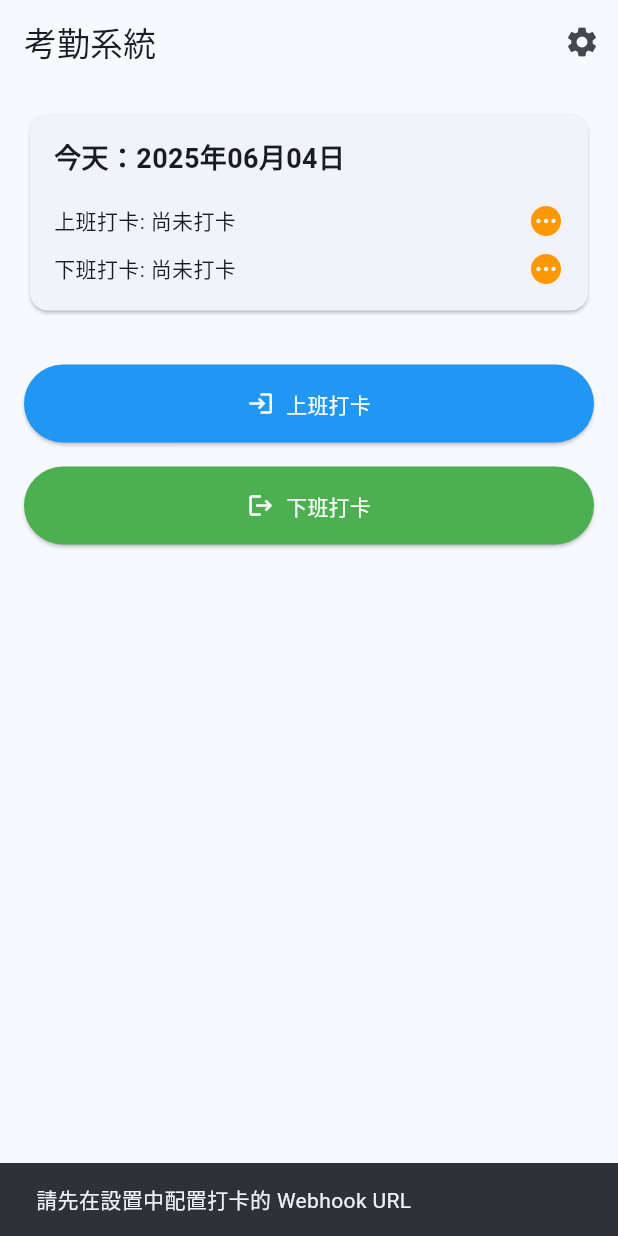
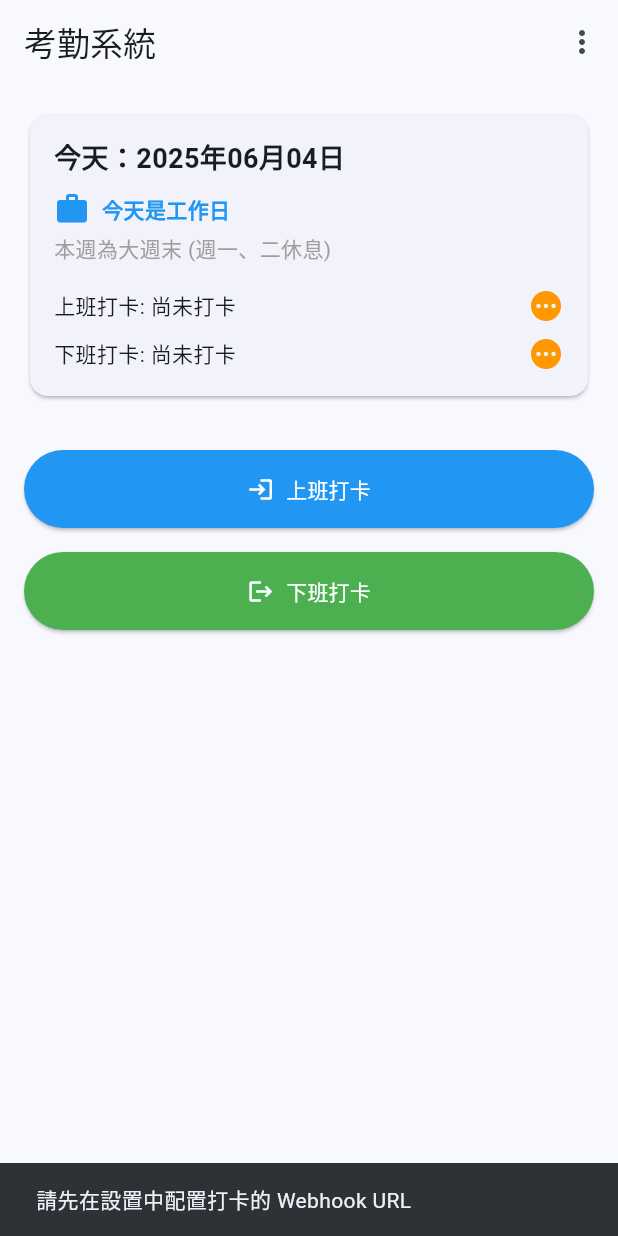
Before and after one commit to asadman1523/attendance_hub, a Flutter app: the screen it shows after launch, after a tap on "上班打卡", on a phone screen of 412 x 824 dp. Run offline on Flutter 3.47's test engine with Material 3 defaults, Android fonts, the light colour scheme and no system bars; our stand-ins replace flutter_local_notifications, shared_preferences, timezone.

Commit message:
feat: add notification system and weekend tracking
Add notification service with scheduling capabilities, weekend tracking functionality to differentiate between workdays and weekends, and a notification settings page. Update UI to display weekend status and add menu options for both webhook and notification settings.

```diff
--- a/lib/main.dart
+++ b/lib/main.dart
@@ -4,8 +4,16 @@ import 'package:flutter/material.dart';
 import 'package:http/http.dart' as http;
 import 'package:intl/intl.dart';
 import 'package:shared_preferences/shared_preferences.dart';
+import 'pages/notification_settings_page.dart';
+import 'services/notification_service.dart';
+import 'models/weekend_tracker.dart';
 
-void main() {
+void main() async {
+  WidgetsFlutterBinding.ensureInitialized();
+
+  // Initialize notification service
+  await NotificationService().init();
+
   runApp(const AttendanceApp());
 }
 
@@ -38,16 +46,41 @@ class _HomePageState extends State<HomePage> {
   String? _clockInTime;
   String? _clockOutTime;
   late Future<void> _initFuture;
+  final NotificationService _notificationService = NotificationService();
+  bool _isWorkday = true;
+  bool _isBigWeekend = false;
 
   @override
   void initState() {
     super.initState();
     _initFuture = _initAttendanceStatus();
+
+    // Schedule notifications when the app starts
+    _scheduleNotifications();
+  }
+
+  Future<void> _scheduleNotifications() async {
+    await _notificationService.scheduleNotifications();
+    _checkWorkdayStatus();
+  }
+
+  Future<void> _checkWorkdayStatus() async {
+    final isWorkday = await WeekendTracker.isWorkday();
+    final isBigWeekend = await WeekendTracker.isBigWeekendWeek();
+
+    if (mounted) {
+      setState(() {
+        _isWorkday = isWorkday;
+        _isBigWeekend = isBigWeekend;
+      });
+    }
   }
 
   Future<void> _initAttendanceStatus() async {
     final prefs = await SharedPreferences.getInstance();
     final today = DateFormat('yyyy-MM-dd').format(DateTime.now());
+
+    await _checkWorkdayStatus();
 
     setState(() {
       _clockedInToday = prefs.getBool('clockedIn_$today') ?? false;
@@ -196,12 +229,36 @@ class _HomePageState extends State<HomePage> {
       appBar: AppBar(
         title: const Text('考勤系統'),
         actions: [
-          IconButton(
-            icon: const Icon(Icons.settings),
-            onPressed: () => Navigator.push(
-              context,
-              MaterialPageRoute(builder: (context) => const SettingsPage()),
-            ).then((_) => _initAttendanceStatus()),
+          PopupMenuButton<String>(
+            onSelected: (value) {
+              if (value == 'settings') {
+                Navigator.push(
+                  context,
+                  MaterialPageRoute(builder: (context) => const SettingsPage()),
+                ).then((_) => _initAttendanceStatus());
+              } else if (value == 'notifications') {
+                Navigator.push(
+                  context,
+                  MaterialPageRoute(builder: (context) => const NotificationSettingsPage()),
+                ).then((_) => _scheduleNotifications());
+              }
+            },
+            itemBuilder: (BuildContext context) => <PopupMenuEntry<String>>[
+              const PopupMenuItem<String>(
+                value: 'settings',
+                child: ListTile(
+                  leading: Icon(Icons.settings),
+                  title: Text('Webhook 設置'),
+                ),
+              ),
+              const PopupMenuItem<String>(
+                value: 'notifications',
+                child: ListTile(
+                  leading: Icon(Icons.notifications),
+                  title: Text('提醒設置'),
+                ),
+              ),
+            ],
           ),
         ],
       ),
@@ -227,6 +284,28 @@ class _HomePageState extends State<HomePage> {
                           '今天：${DateFormat('yyyy年MM月dd日').format(DateTime.now())}',
                           style: const TextStyle(
                               fontSize: 18, fontWeight: FontWeight.bold),
+                        ),
+                        const SizedBox(height: 8),
+                        Row(
+                          children: [
+                            Icon(
+                              _isWorkday ? Icons.work : Icons.weekend,
+                              color: _isWorkday ? Colors.blue : Colors.orange,
+                            ),
+                            const SizedBox(width: 8),
+                            Text(
+                              _isWorkday ? '今天是工作日' : '今天是休息日',
+                              style: TextStyle(
+                                color: _isWorkday ? Colors.blue : Colors.orange,
+                                fontWeight: FontWeight.bold,
+                              ),
+                            ),
+                          ],
+                        ),
+                        const SizedBox(height: 4),
+                        Text(
+                          '本週為${_isBigWeekend ? '大' : '小'}週末 (${_isBigWeekend ? '週一、二休息' : '僅週一休息'})',
+                          style: const TextStyle(color: Colors.grey),
                         ),
                         const SizedBox(height: 16),
                         Row(
@@ -258,7 +337,7 @@ class _HomePageState extends State<HomePage> {
                 ),
                 const SizedBox(height: 32),
                 ElevatedButton.icon(
-                  onPressed: _clockedInToday ? null : _clockIn,
+                  onPressed: !_isWorkday || _clockedInToday ? null : _clockIn,
                   icon: const Icon(Icons.login),
                   label: const Text('上班打卡'),
                   style: ElevatedButton.styleFrom(
@@ -270,7 +349,7 @@ class _HomePageState extends State<HomePage> {
                 ),
                 const SizedBox(height: 16),
                 ElevatedButton.icon(
-                  onPressed: _clockedOutToday ? null : _clockOut,
+                  onPressed: !_isWorkday || _clockedOutToday ? null : _clockOut,
                   icon: const Icon(Icons.logout),
                   label: const Text('下班打卡'),
                   style: ElevatedButton.styleFrom(
--- /dev/null
+++ b/lib/models/weekend_tracker.dart
@@ -0,0 +1,66 @@
+import 'package:shared_preferences/shared_preferences.dart';
+import 'package:flutter/material.dart';
+
+class WeekendTracker {
+  static const String lastBigWeekendKey = 'lastBigWeekend';
+
+  // Check if today is a workday
+  static Future<bool> isWorkday() async {
+    final now = DateTime.now();
+    final currentWeekday = now.weekday; // Monday is 1, Sunday is 7
+
+    // Monday is always a day off
+    if (currentWeekday == DateTime.monday) {
+      return false;
+    }
+
+    // If it's Tuesday, check if it's a big weekend week
+    if (currentWeekday == DateTime.tuesday) {
+      final isBigWeekend = await isBigWeekendWeek();
+      return !isBigWeekend; // If big weekend, Tuesday is off
+    }
+
+    // All other days are workdays
+    return true;
+  }
+
+  // Check if this is currently a big weekend week
+  static Future<bool> isBigWeekendWeek() async {
+    final prefs = await SharedPreferences.getInstance();
+    final now = DateTime.now();
+
+    // Get the timestamp of the last big weekend (where both Mon+Tue were off)
+    final lastBigWeekendTimestamp = prefs.getInt(lastBigWeekendKey) ?? 0;
+
+    if (lastBigWeekendTimestamp == 0) {
+      // If no record exists, assume it's a big weekend week (first time setup)
+      return true;
+    }
+
+    final lastBigWeekend = DateTime.fromMillisecondsSinceEpoch(lastBigWeekendTimestamp);
+
+    // Calculate the number of weeks since the last big weekend
+    final daysSinceLastBigWeekend = now.difference(lastBigWeekend).inDays;
+    final weeksSinceLastBigWeekend = (daysSinceLastBigWeekend / 7).floor();
+
+    // If odd number of weeks, it's a small weekend; if even, it's a big weekend
+    final isBigWeekend = weeksSinceLastBigWeekend % 2 == 0;
+
+    return isBigWeekend;
+  }
+
+  // Mark today as a big weekend (for keeping track of the cycle)
+  static Future<void> markBigWeekend() async {
+    final prefs = await SharedPreferences.getInstance();
+    final now = DateTime.now();
+    await prefs.setInt(lastBigWeekendKey, now.millisecondsSinceEpoch);
+    debugPrint('Marked today (${now.toIso8601String()}) as the latest big weekend');
+  }
+
+  // Reset the big weekend tracking (for testing or manual adjustments)
+  static Future<void> resetWeekendTracking() async {
+    final prefs = await SharedPreferences.getInstance();
+    await prefs.remove(lastBigWeekendKey);
+    debugPrint('Reset weekend tracking');
+  }
+}
--- /dev/null
+++ b/lib/services/notification_service.dart
@@ -0,0 +1,338 @@
+import 'dart:io';
+import 'dart:convert';
+import 'package:flutter/material.dart';
+import 'package:flutter_local_notifications/flutter_local_notifications.dart';
+import 'package:shared_preferences/shared_preferences.dart';
+import 'package:timezone/timezone.dart' as tz;
+import 'package:timezone/data/latest.dart' as tz_data;
+import 'package:intl/intl.dart';
+import 'package:http/http.dart' as http;
+import '../models/weekend_tracker.dart';
+
+class NotificationService {
+  static final NotificationService _instance = NotificationService._internal();
+  factory NotificationService() => _instance;
+  NotificationService._internal();
+
+  final FlutterLocalNotificationsPlugin flutterLocalNotificationsPlugin =
+      FlutterLocalNotificationsPlugin();
+
+  // Notification IDs
+  static const int clockInNotificationId = 1;
+  static const int clockOutNotificationId = 2;
+
+  // Preference keys
+  static const String clockInHourKey = 'clockInHour';
+  static const String clockInMinuteKey = 'clockInMinute';
+  static const String clockOutHourKey = 'clockOutHour';
+  static const String clockOutMinuteKey = 'clockOutMinute';
+
+  // Default notification times
+  static const int defaultClockInHour = 9;
+  static const int defaultClockInMinute = 20;
+  static const int defaultClockOutHour = 18;
+  static const int defaultClockOutMinute = 30;
+
+  // Action IDs
+  static const String clockInActionId = 'clock_in';
+  static const String clockOutActionId = 'clock_out';
+
+  Future<void> init() async {
+    tz_data.initializeTimeZones();
+
+    const AndroidInitializationSettings androidSettings =
+        AndroidInitializationSettings('@mipmap/ic_launcher');
+
+    final DarwinInitializationSettings iosSettings = DarwinInitializationSettings(
+      requestAlertPermission: true,
+      requestBadgePermission: true,
+      requestSoundPermission: true,
+      onDidReceiveLocalNotification: (int id, String? title, String? body, String? payload) async {},
+    );
+
+    final InitializationSettings initSettings = InitializationSettings(
+      android: androidSettings,
+      iOS: iosSettings,
+    );
+
+    await flutterLocalNotificationsPlugin.initialize(
+      initSettings,
+      onDidReceiveNotificationResponse: _onNotificationTap,
+    );
+
+    // Request permission on iOS
+    if (Platform.isIOS) {
+      await flutterLocalNotificationsPlugin
+          .resolvePlatformSpecificImplementation<
+              IOSFlutterLocalNotificationsPlugin>()
+          ?.requestPermissions(
+            alert: true,
+            badge: true,
+            sound: true,
+          );
+    }
+
+    // Request permission on Android
+    if (Platform.isAndroid) {
+      await flutterLocalNotificationsPlugin
+          .resolvePlatformSpecificImplementation<
+              AndroidFlutterLocalNotificationsPlugin>()
+          ?.requestNotificationsPermission();
+    }
+  }
+
+  Future<void> _onNotificationTap(NotificationResponse notificationResponse) async {
+    final String? payload = notificationResponse.payload;
+
+    if (payload == clockInActionId) {
+      // Handle clock in action
+      debugPrint('User tapped clock in notification');
+      await _triggerWebhook('clockIn');
+    } else if (payload == clockOutActionId) {
+      // Handle clock out action
+      debugPrint('User tapped clock out notification');
+      await _triggerWebhook('clockOut');
+    }
+  }
+
+  Future<void> _triggerWebhook(String action) async {
+    final prefs = await SharedPreferences.getInstance();
+    final today = DateFormat('yyyy-MM-dd').format(DateTime.now());
+    final webhookUrl = prefs.getString('webhookUrl');
+
+    if (webhookUrl == null || webhookUrl.isEmpty) {
+      debugPrint('Webhook URL not configured');
+      return;
+    }
+
+    // Check if already clocked in/out today
+    if (action == 'clockIn' && (prefs.getBool('clockedIn_$today') ?? false)) {
+      debugPrint('Already clocked in today');
+      return;
+    }
+    if (action == 'clockOut' && (prefs.getBool('clockedOut_$today') ?? false)) {
+      debugPrint('Already clocked out today');
+      return;
+    }
+
+    try {
+      final response = await http.post(
+        Uri.parse(webhookUrl),
+        headers: {'Content-Type': 'application/json'},
+        body: jsonEncode({
+          'action': action,
+          'timestamp': DateTime.now().toIso8601String()
+        }),
+      );
+
+      if (response.statusCode >= 200 && response.statusCode < 300) {
+        final now = DateFormat('HH:mm:ss').format(DateTime.now());
+        if (action == 'clockIn') {
+          await prefs.setBool('clockedIn_$today', true);
+          await prefs.setString('clockInTime_$today', now);
+        } else {
+          await prefs.setBool('clockedOut_$today', true);
+          await prefs.setString('clockOutTime_$today', now);
+        }
+      } else {
+        debugPrint('Webhook failed: ${response.body}');
+      }
+    } catch (e) {
+      debugPrint('Error triggering webhook: $e');
+    }
+  }
+
+  Future<void> scheduleNotifications() async {
+    final prefs = await SharedPreferences.getInstance();
+
+    // Get notification times from preferences or use defaults
+    final clockInHour = prefs.getInt(clockInHourKey) ?? defaultClockInHour;
+    final clockInMinute = prefs.getInt(clockInMinuteKey) ?? defaultClockInMinute;
+    final clockOutHour = prefs.getInt(clockOutHourKey) ?? defaultClockOutHour;
+    final clockOutMinute = prefs.getInt(clockOutMinuteKey) ?? defaultClockOutMinute;
+
+    // Get next work day
+    final nextWorkDay = await _getNextWorkDay();
+    if (nextWorkDay == null) {
+      debugPrint('No suitable workday found for scheduling notifications');
+      return;
+    }
+
+    // Schedule clock in notification
+    await _scheduleClockInNotification(nextWorkDay, clockInHour, clockInMinute);
+
+    // Schedule clock out notification
+    await _scheduleClockOutNotification(nextWorkDay, clockOutHour, clockOutMinute);
+
+    debugPrint(
+      'Scheduled notifications for ${DateFormat('yyyy-MM-dd').format(nextWorkDay)}: ' +
+      'Clock in at $clockInHour:$clockInMinute, Clock out at $clockOutHour:$clockOutMinute'
+    );
+  }
+
+  Future<void> _scheduleClockInNotification(
+      DateTime date, int hour, int minute) async {
+    final scheduledDate = DateTime(
+      date.year,
+      date.month,
+      date.day,
+      hour,
+      minute,
+    );
+
+    if (scheduledDate.isBefore(DateTime.now())) {
+      debugPrint('Clock-in time is in the past, not scheduling');
+      return;
+    }
+
+    final tzDateTime = tz.TZDateTime.from(scheduledDate, tz.local);
+
+    const AndroidNotificationDetails androidDetails = AndroidNotificationDetails(
+      'clock_in_channel',
+      '上班打卡提醒',
+      channelDescription: '提醒您上班打卡',
+      importance: Importance.high,
+      priority: Priority.high,
+    );
+
+    // For iOS
+    final DarwinNotificationDetails iosDetails = DarwinNotificationDetails(
+      presentAlert: true,
+      presentBadge: true,
+      presentSound: true,
+      threadIdentifier: 'attendance_hub',
+      subtitle: '今天記得打卡',
+    );
+
+    final NotificationDetails notificationDetails = NotificationDetails(
+      android: androidDetails,
+      iOS: iosDetails,
+    );
+
+    await flutterLocalNotificationsPlugin.zonedSchedule(
+      clockInNotificationId,
+      '上班打卡提醒',
+      '現在時間 ${hour.toString().padLeft(2, '0')}:${minute.toString().padLeft(2, '0')}，請記得打卡！點擊此通知立即打卡',
+      tzDateTime,
+      notificationDetails,
+      androidScheduleMode: AndroidScheduleMode.exactAllowWhileIdle,
+      uiLocalNotificationDateInterpretation:
+          UILocalNotificationDateInterpretation.absoluteTime,
+      matchDateTimeComponents: DateTimeComponents.time,
+      payload: clockInActionId,
+    );
+  }
+
+  Future<void> _scheduleClockOutNotification(
+      DateTime date, int hour, int minute) async {
+    final scheduledDate = DateTime(
+      date.year,
+      date.month,
+      date.day,
+      hour,
+      minute,
+    );
+
+    if (scheduledDate.isBefore(DateTime.now())) {
+      debugPrint('Clock-out time is in the past, not scheduling');
+      return;
+    }
+
+    final tzDateTime = tz.TZDateTime.from(scheduledDate, tz.local);
+
+    const AndroidNotificationDetails androidDetails = AndroidNotificationDetails(
+      'clock_out_channel',
+      '下班打卡提醒',
+      channelDescription: '提醒您下班打卡',
+      importance: Importance.high,
+      priority: Priority.high,
+    );
+
+    // For iOS
+    final DarwinNotificationDetails iosDetails = DarwinNotificationDetails(
+      presentAlert: true,
+      presentBadge: true,
+      presentSound: true,
+      threadIdentifier: 'attendance_hub',
+      subtitle: '別忘了打下班卡',
+    );
+
+    final NotificationDetails notificationDetails = NotificationDetails(
+      android: androidDetails,
+      iOS: iosDetails,
+    );
+
+    await flutterLocalNotificationsPlugin.zonedSchedule(
+      clockOutNotificationId,
+      '下班打卡提醒',
+      '現在時間 ${hour.toString().padLeft(2, '0')}:${minute.toString().padLeft(2, '0')}，請記得打卡！點擊此通知立即打卡',
+      tzDateTime,
+      notificationDetails,
+      androidScheduleMode: AndroidScheduleMode.exactAllowWhileIdle,
+      uiLocalNotificationDateInterpretation:
+          UILocalNotificationDateInterpretation.absoluteTime,
+      matchDateTimeComponents: DateTimeComponents.time,
+      payload: clockOutActionId,
+    );
+  }
+
+  // Logic to determine the next work day based on the alternating weekend schedule
+  Future<DateTime?> _getNextWorkDay() async {
+    final now = DateTime.now();
+
+    // Check if today is a workday
+    if (await WeekendTracker.isWorkday()) {
+      return now;
+    }
+
+    // If today isn't a workday, find the next one
+    return _findNextWorkDay(now);
+  }
+
+  Future<DateTime> _findNextWorkDay(DateTime startDate) async {
+    DateTime date = startDate;
+    bool isWorkday = false;
+
+    // Keep looking forward one day at a time until we find a workday
+    while (!isWorkday) {
+      date = date.add(const Duration(days: 1));
+      isWorkday = await WeekendTracker.isWorkday();
+    }
+
+    return date;
+  }
+
+  // Update alternating weekend pattern
+  // Should be called at the end of each big weekend to mark the date
+  Future<void> markBigWeekend() async {
+    await WeekendTracker.markBigWeekend();
+  }
+
+  // Save notification time settings
+  Future<void> saveNotificationTimes({
+    required int clockInHour,
+    required int clockInMinute,
+    required int clockOutHour,
+    required int clockOutMinute,
+  }) async {
+    final prefs = await SharedPreferences.getInstance();
+    await prefs.setInt(clockInHourKey, clockInHour);
+    await prefs.setInt(clockInMinuteKey, clockInMinute);
+    await prefs.setInt(clockOutHourKey, clockOutHour);
+    await prefs.setInt(clockOutMinuteKey, clockOutMinute);
+
+    // Reschedule notifications with new times
+    await scheduleNotifications();
+  }
+
+  // Get notification time settings
+  Future<Map<String, int>> getNotificationTimes() async {
+    final prefs = await SharedPreferences.getInstance();
+    return {
+      'clockInHour': prefs.getInt(clockInHourKey) ?? defaultClockInHour,
+      'clockInMinute': prefs.getInt(clockInMinuteKey) ?? defaultClockInMinute,
+      'clockOutHour': prefs.getInt(clockOutHourKey) ?? defaultClockOutHour,
+      'clockOutMinute': prefs.getInt(clockOutMinuteKey) ?? defaultClockOutMinute,
+    };
+  }
+}
--- a/pubspec.yaml
+++ b/pubspec.yaml
@@ -37,6 +37,8 @@ dependencies:
   http: ^1.1.0
   shared_preferences: ^2.2.2
   intl: ^0.19.0
+  flutter_local_notifications: ^17.2.1
+  timezone: ^0.9.2
 
 dev_dependencies:
   flutter_test:
```
Also changed, not shown: lib/pages/notification_settings_page.dart (added, +227 -0 lines), 1 other file.
